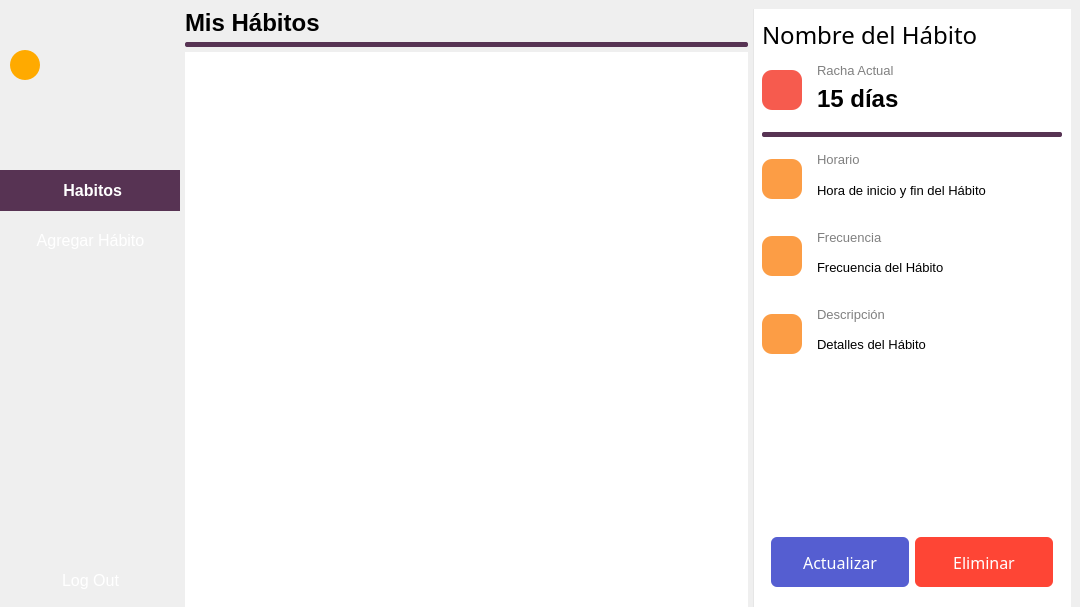
Above: UI/habit_manager.ui from ReizoVC/Fial-DAFE before the change. Below: the same form after it.
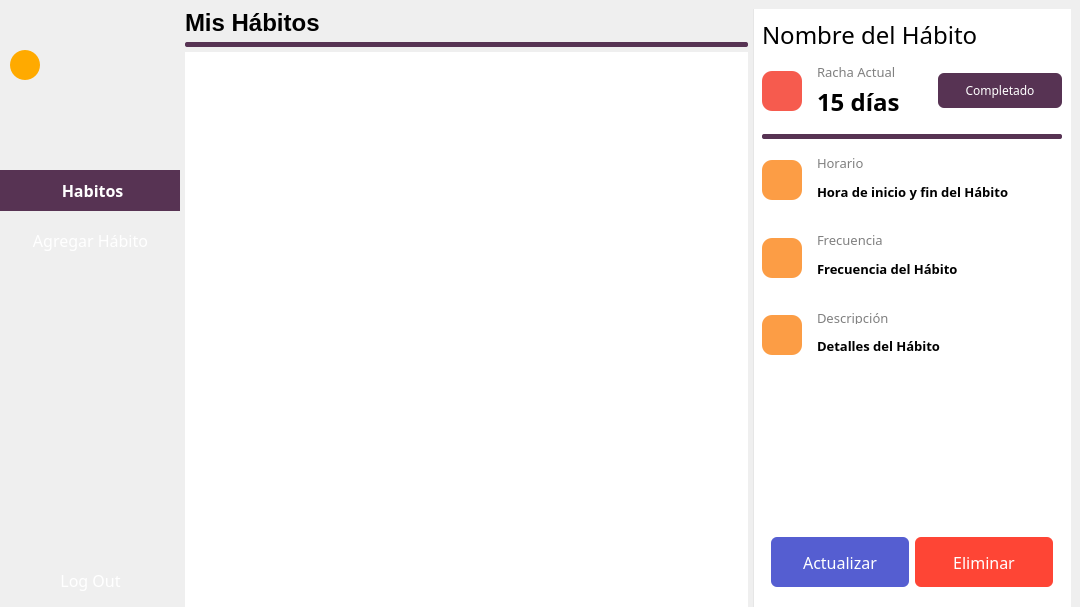
That is the form after the change. Icons and pictures are not drawn.

Patch:
```diff
--- a/UI/habit_manager.ui
+++ b/UI/habit_manager.ui
@@ -95,6 +95,7 @@
           </property>
           <property name="font">
            <font>
+            <family>Manrope SemiBold</family>
             <pointsize>12</pointsize>
             <weight>75</weight>
             <bold>true</bold>
@@ -118,6 +119,7 @@
           </property>
           <property name="font">
            <font>
+            <family>Manrope Medium</family>
             <pointsize>12</pointsize>
            </font>
           </property>
@@ -147,6 +149,7 @@
           </property>
           <property name="font">
            <font>
+            <family>Manrope Medium</family>
             <pointsize>12</pointsize>
            </font>
           </property>
@@ -176,6 +179,7 @@
           </property>
           <property name="font">
            <font>
+            <family>Manrope ExtraBold</family>
             <pointsize>12</pointsize>
             <weight>75</weight>
             <bold>true</bold>
@@ -266,6 +270,12 @@
       </item>
       <item>
        <widget class="QListWidget" name="habitListWidget">
+        <property name="font">
+         <font>
+          <family>Manrope Medium</family>
+          <pointsize>11</pointsize>
+         </font>
+        </property>
         <property name="styleSheet">
          <string notr="true">border: none;</string>
         </property>
@@ -372,6 +382,7 @@
                 </property>
                 <property name="font">
                  <font>
+                  <family>Manrope Medium</family>
                   <pointsize>10</pointsize>
                  </font>
                 </property>
@@ -390,6 +401,7 @@
                <widget class="QLabel" name="streakDaysLabel">
                 <property name="font">
                  <font>
+                  <family>Manrope ExtraBold</family>
                   <pointsize>18</pointsize>
                   <weight>75</weight>
                   <bold>true</bold>
@@ -409,6 +421,39 @@
              </layout>
             </widget>
            </item>
+           <item>
+            <widget class="QPushButton" name="completeHabitButton">
+             <property name="minimumSize">
+              <size>
+               <width>0</width>
+               <height>35</height>
+              </size>
+             </property>
+             <property name="font">
+              <font>
+               <family>Manrope Medium</family>
+              </font>
+             </property>
+             <property name="styleSheet">
+              <string notr="true">QPushButton#completeHabitButton{
+	border: none;
+	color: #fff;
+	background-color:#573353 ;
+	border-radius: 6px;
+}
+
+QPushButton#completeHabitButton:hover{
+	background-color: #AF5AA6;
+}
+
+
+</string>
+             </property>
+             <property name="text">
+              <string>Completado</string>
+             </property>
+            </widget>
+           </item>
           </layout>
          </item>
         </layout>
@@ -490,6 +535,7 @@
               </property>
               <property name="font">
                <font>
+                <family>Manrope Medium</family>
                 <pointsize>10</pointsize>
                </font>
               </property>
@@ -508,7 +554,10 @@
              <widget class="QLabel" name="habitTimeLabel">
               <property name="font">
                <font>
+                <family>Manrope ExtraBold</family>
                 <pointsize>10</pointsize>
+                <weight>75</weight>
+                <bold>true</bold>
                </font>
               </property>
               <property name="text">
@@ -562,6 +611,7 @@
               </property>
               <property name="font">
                <font>
+                <family>Manrope Medium</family>
                 <pointsize>10</pointsize>
                </font>
               </property>
@@ -580,7 +630,10 @@
              <widget class="QLabel" name="habitFrequencyLabel">
               <property name="font">
                <font>
+                <family>Manrope ExtraBold</family>
                 <pointsize>10</pointsize>
+                <weight>75</weight>
+                <bold>true</bold>
                </font>
               </property>
               <property name="text">
@@ -634,6 +687,7 @@
               </property>
               <property name="font">
                <font>
+                <family>Manrope Medium</family>
                 <pointsize>10</pointsize>
                </font>
               </property>
@@ -652,7 +706,10 @@
              <widget class="QLabel" name="habitDescriptionLabel">
               <property name="font">
                <font>
+                <family>Manrope ExtraBold</family>
                 <pointsize>10</pointsize>
+                <weight>75</weight>
+                <bold>true</bold>
                </font>
               </property>
               <property name="text">
```
